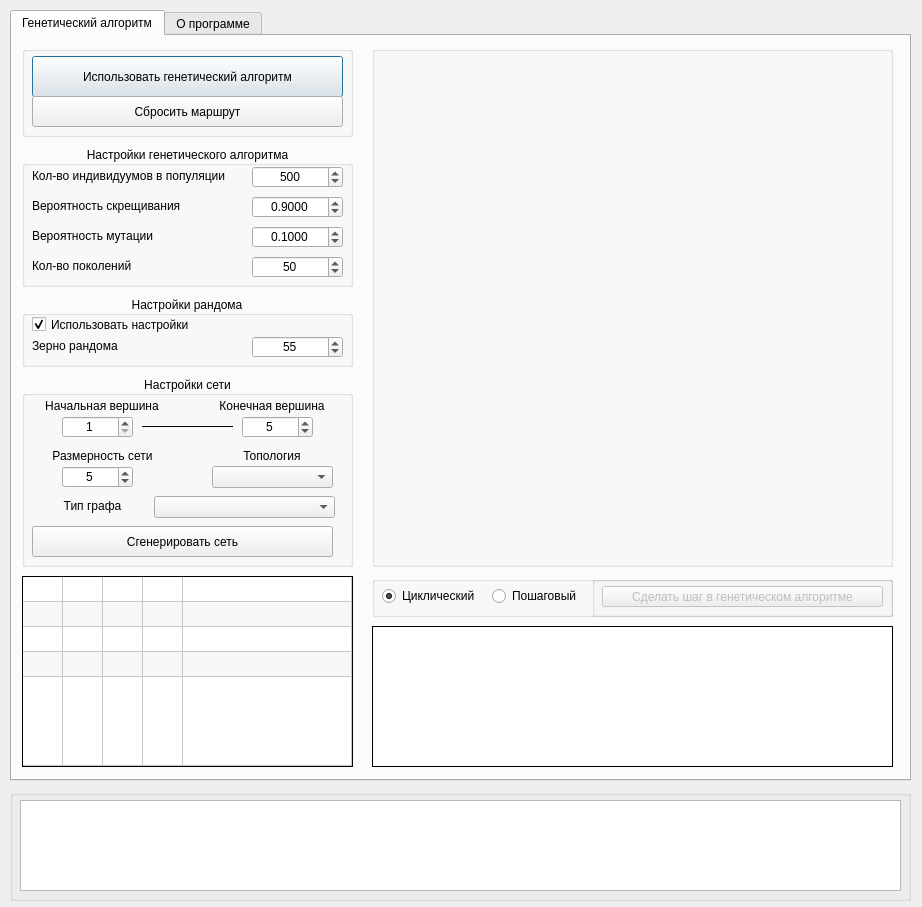
First picture: the form in L1/GUI.ui, repository BouRHooD/mpu_224-322_intelligent_systems_design, before the edit.
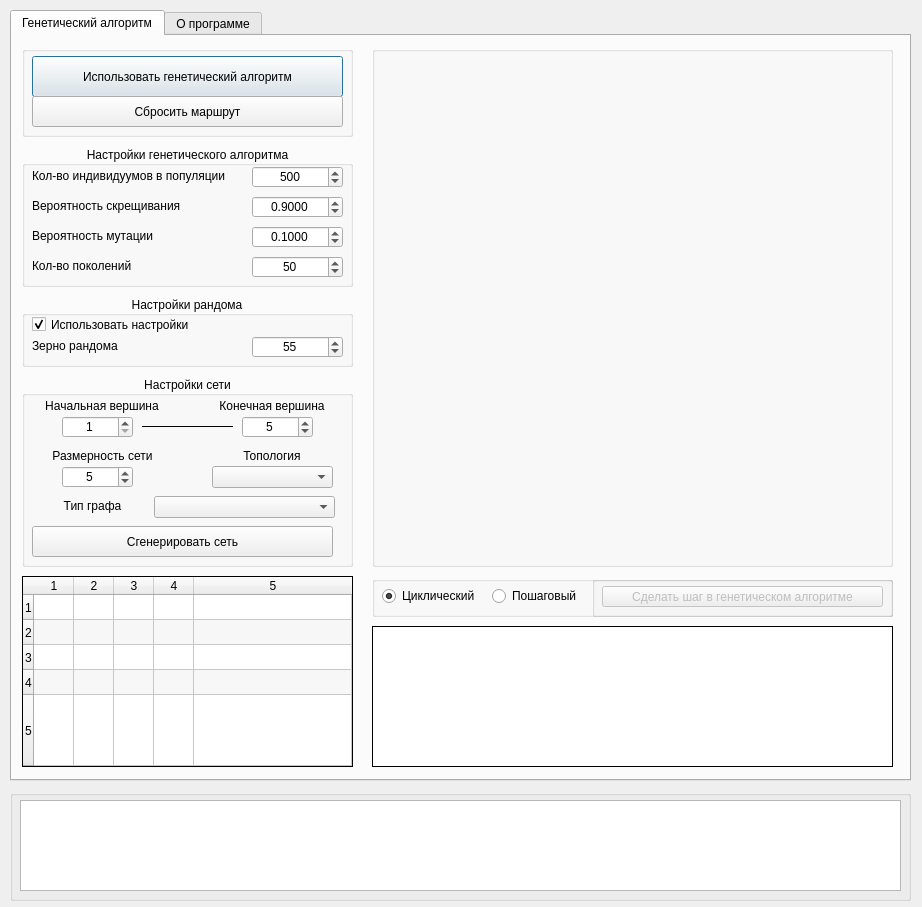
Second picture: the form after the edit. The open tabs and pages were chosen to show the change.

The edit to the form file:
```diff
--- a/L1/GUI.ui
+++ b/L1/GUI.ui
@@ -671,7 +671,7 @@
       <number>5</number>
      </property>
      <attribute name="horizontalHeaderVisible">
-      <bool>false</bool>
+      <bool>true</bool>
      </attribute>
      <attribute name="horizontalHeaderCascadingSectionResizes">
       <bool>true</bool>
@@ -692,7 +692,7 @@
       <bool>true</bool>
      </attribute>
      <attribute name="verticalHeaderVisible">
-      <bool>false</bool>
+      <bool>true</bool>
      </attribute>
      <attribute name="verticalHeaderCascadingSectionResizes">
       <bool>true</bool>
```
Left out of the diff: 6 changed lines with no effect on the pictures.
